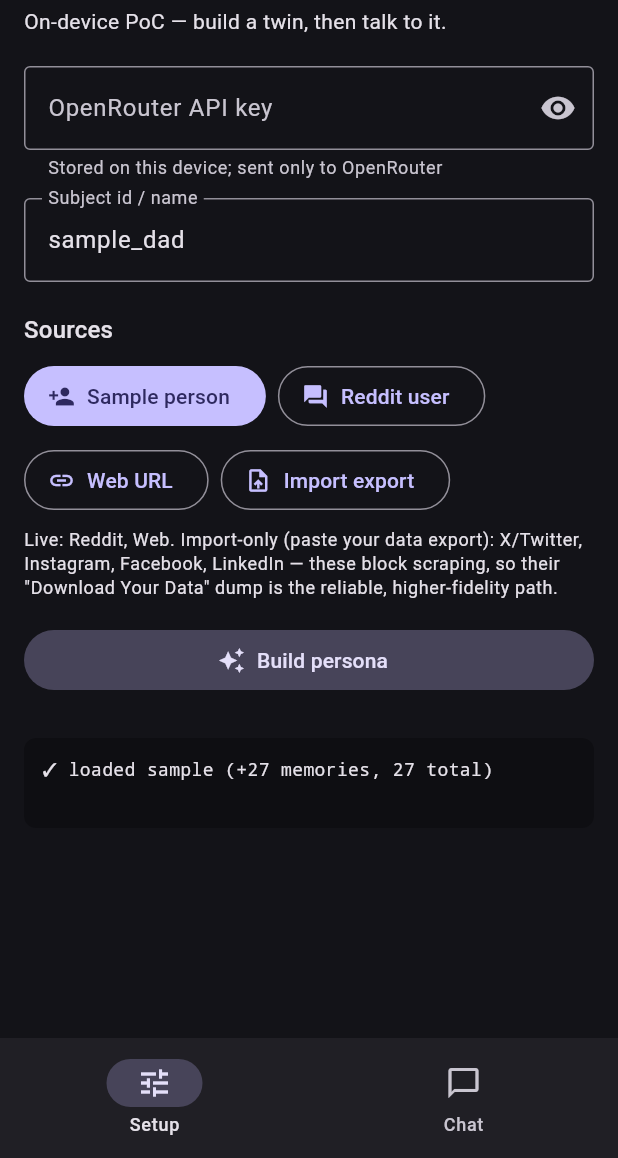
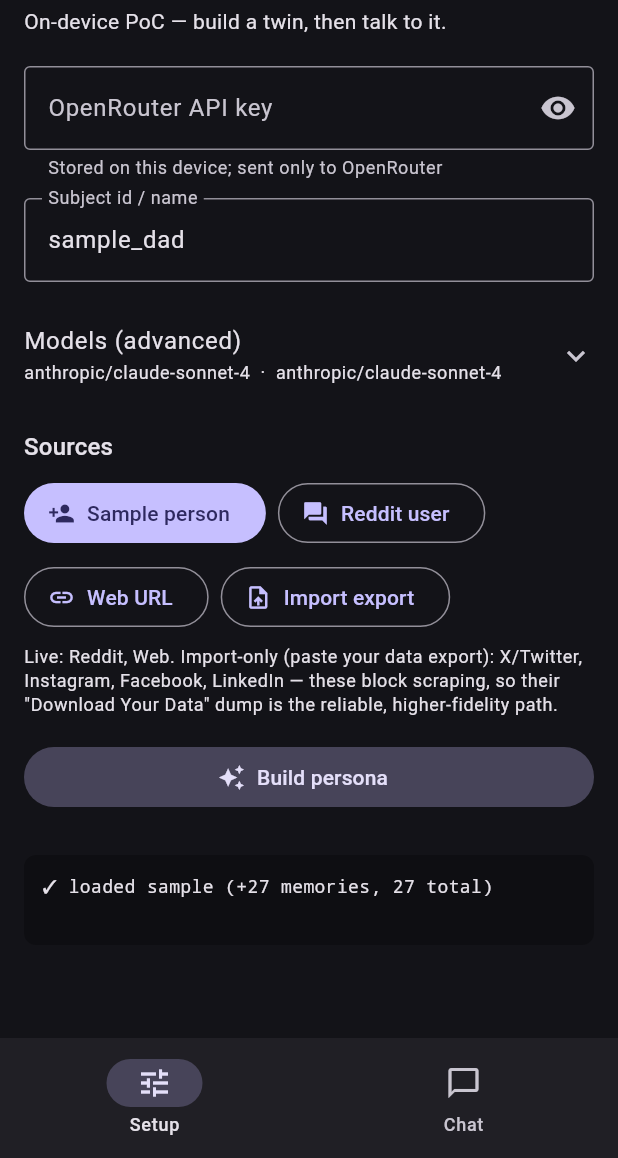
Before and after one commit to mildlyyanked/Doppelganger, a Flutter app: the screen it shows after launch, after a tap on "Sample person", on a phone screen of 412 x 824 dp, the part 78-1236 px from its top. Run offline on Flutter 3.47's test engine with Material 3 defaults, Android fonts, the phone set to English and light mode, and no system bars; our stand-ins replace shared_preferences.

Commit message:
Make OpenRouter model ids configurable in-app (fixes chat 404)
The chat model slug 'anthropic/claude-3.5-haiku' returns "No endpoints found"
on OpenRouter (retired/renamed), while the persona model 'anthropic/
claude-sonnet-4' works. Rather than hardcode another guessable slug:

- Persona + chat model ids are now editable Setup fields (Models, advanced),
  persisted on-device, so a renamed/retired slug is a one-field fix not a
  rebuild. Copy exact ids from openrouter.ai/models.
- Default both to the known-good 'anthropic/claude-sonnet-4'.
- Model fields are mutable on the Twin, so changing one keeps the already
  ingested memories and built persona.

Co-Authored-By: Claude Opus 4.8 <noreply@anthropic.com>
Claude-Session: https://claude.ai/code/session_01J84RTCDHuAQ9uD8FsrWyEo

```diff
--- a/app/lib/engine/twin.dart
+++ b/app/lib/engine/twin.dart
@@ -7,17 +7,31 @@ import 'store.dart';
 /// The on-device twin: holds the memory store, persona card, and the OpenRouter
 /// client. Everything lives in memory for the session.
 class Twin {
-  Twin({required this.subjectId, required String apiKey})
-      : _client = OpenRouterClient(apiKey);
+  Twin({
+    required this.subjectId,
+    required String apiKey,
+    String? personaModel,
+    String? chatModel,
+  })  : _client = OpenRouterClient(apiKey),
+        personaModel = (personaModel?.trim().isNotEmpty ?? false)
+            ? personaModel!.trim()
+            : defaultPersonaModel,
+        chatModel = (chatModel?.trim().isNotEmpty ?? false)
+            ? chatModel!.trim()
+            : defaultChatModel;
 
   String subjectId;
   final OpenRouterClient _client;
   final store = MemoryStore();
   PersonaCard? card;
 
-  // Strong model to distill the persona; fast model for chat turns.
-  static const personaModel = 'anthropic/claude-sonnet-4';
-  static const chatModel = 'anthropic/claude-3.5-haiku';
+  // Configurable OpenRouter model ids (editable in the app so a renamed/retired
+  // slug is a one-field fix, not a rebuild). Mutable so changing a model keeps
+  // the already-ingested memories and built persona. Defaults to a known-good slug.
+  String personaModel; // strong model, distills the persona
+  String chatModel; //    per-turn chat
+  static const defaultPersonaModel = 'anthropic/claude-sonnet-4';
+  static const defaultChatModel = 'anthropic/claude-sonnet-4';
   static const topK = 8;
 
   int addMemories(List<MemoryItem> items) => store.add(items);
--- a/app/lib/main.dart
+++ b/app/lib/main.dart
@@ -12,17 +12,24 @@ void main() => runApp(const DoppelgangerApp());
 class AppState extends ChangeNotifier {
   String subjectId = 'sample_dad';
   String openRouterKey = ''; // persisted on-device; sent only to OpenRouter
+  String personaModel = Twin.defaultPersonaModel;
+  String chatModel = Twin.defaultChatModel;
 
   Twin? twin;
   bool get personaReady => twin?.card != null;
   String get personaName => twin?.card?.displayName ?? '';
   int get memoryCount => twin?.store.count ?? 0;
 
-  /// Create (or recreate) the twin with the current key/subject.
+  /// Create (or recreate) the twin with the current key/subject/models.
   Twin ensureTwin() {
     final existing = twin;
     if (existing != null && existing.subjectId == subjectId) return existing;
-    final t = Twin(subjectId: subjectId, apiKey: openRouterKey);
+    final t = Twin(
+      subjectId: subjectId,
+      apiKey: openRouterKey,
+      personaModel: personaModel,
+      chatModel: chatModel,
+    );
     twin = t;
     return t;
   }
@@ -31,6 +38,8 @@ class AppState extends ChangeNotifier {
     final p = await SharedPreferences.getInstance();
     subjectId = p.getString('subjectId') ?? subjectId;
     openRouterKey = p.getString('openRouterKey') ?? openRouterKey;
+    personaModel = p.getString('personaModel') ?? personaModel;
+    chatModel = p.getString('chatModel') ?? chatModel;
     notifyListeners();
   }
 
@@ -38,6 +47,8 @@ class AppState extends ChangeNotifier {
     final p = await SharedPreferences.getInstance();
     await p.setString('subjectId', subjectId);
     await p.setString('openRouterKey', openRouterKey);
+    await p.setString('personaModel', personaModel);
+    await p.setString('chatModel', chatModel);
   }
 
   void changed() => notifyListeners();
--- a/app/lib/screens/setup_screen.dart
+++ b/app/lib/screens/setup_screen.dart
@@ -17,6 +17,9 @@ class SetupScreen extends StatefulWidget {
 class _SetupScreenState extends State<SetupScreen> {
   late final _subject = TextEditingController(text: widget.state.subjectId);
   late final _key = TextEditingController(text: widget.state.openRouterKey);
+  late final _personaModel =
+      TextEditingController(text: widget.state.personaModel);
+  late final _chatModel = TextEditingController(text: widget.state.chatModel);
   String _log = '';
   bool _busy = false;
   bool _showKey = false;
@@ -77,7 +80,44 @@ class _SetupScreenState extends State<SetupScreen> {
             s.save();
           },
         ),
-        const SizedBox(height: 20),
+        const SizedBox(height: 12),
+        ExpansionTile(
+          tilePadding: EdgeInsets.zero,
+          childrenPadding: const EdgeInsets.only(bottom: 8),
+          title: const Text('Models (advanced)'),
+          subtitle: Text('${s.personaModel}  ·  ${s.chatModel}',
+              style: Theme.of(context).textTheme.bodySmall),
+          children: [
+            TextField(
+              controller: _personaModel,
+              decoration: const InputDecoration(
+                labelText: 'Persona model (OpenRouter id)',
+                helperText: 'Strong model used once to distill the persona',
+                border: OutlineInputBorder(),
+              ),
+              onChanged: (v) {
+                s.personaModel = v.trim();
+                if (v.trim().isNotEmpty) s.twin?.personaModel = v.trim();
+                s.save();
+              },
+            ),
+            const SizedBox(height: 12),
+            TextField(
+              controller: _chatModel,
+              decoration: const InputDecoration(
+                labelText: 'Chat model (OpenRouter id)',
+                helperText: 'Per-turn replies. Copy exact ids from openrouter.ai/models',
+                border: OutlineInputBorder(),
+              ),
+              onChanged: (v) {
+                s.chatModel = v.trim();
+                if (v.trim().isNotEmpty) s.twin?.chatModel = v.trim();
+                s.save();
+              },
+            ),
+          ],
+        ),
+        const SizedBox(height: 12),
         Text('Sources', style: Theme.of(context).textTheme.titleMedium),
         const SizedBox(height: 8),
         Wrap(spacing: 8, runSpacing: 8, children: [
```
